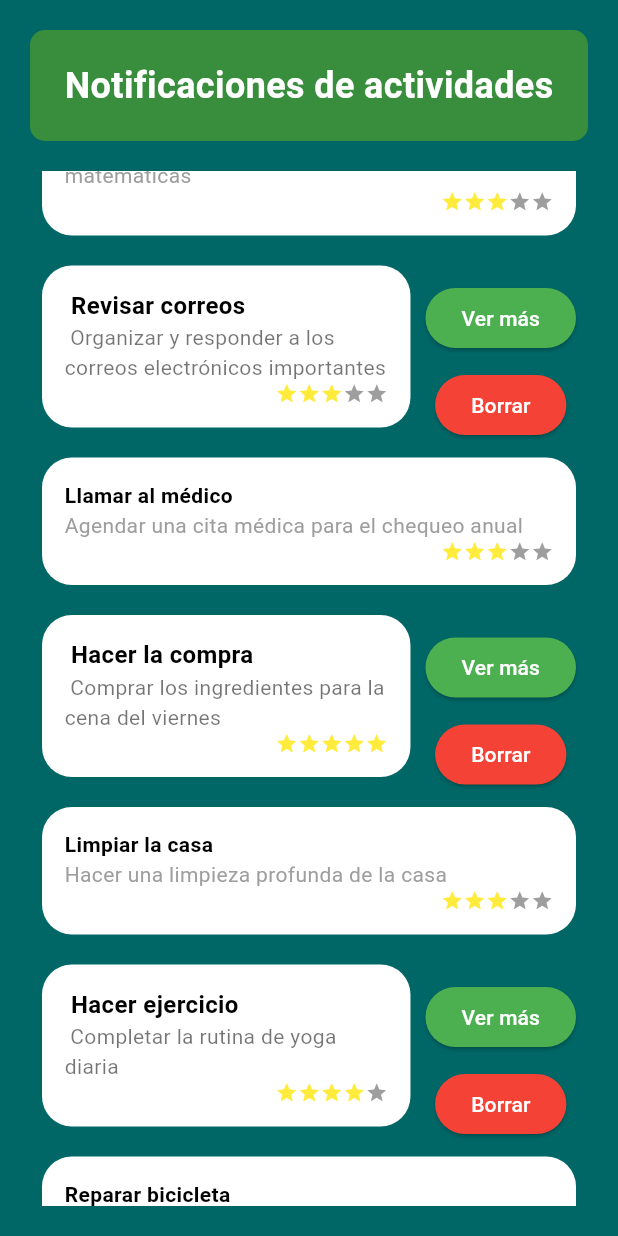
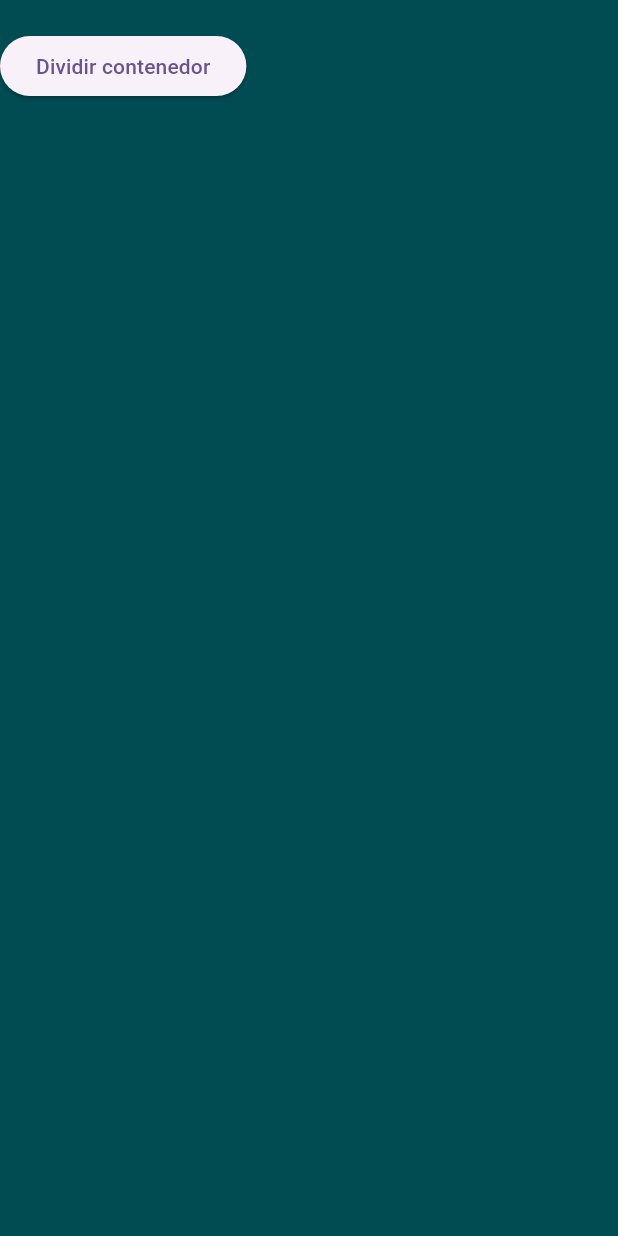
Before and after one commit to Fundamentos-Moviles/examen-i-Daniel-Ruiz271, a Flutter app: the Home screen opened directly, scrolled down 576 dp, after a tap on "Ver más", on a phone screen of 412 x 824 dp. Run offline on Flutter 3.47's test engine with Material 3 defaults, Android fonts, the phone set to English and light mode, and no system bars.

Commit message:
Ultimo commit

```diff
--- a/lib/home.dart
+++ b/lib/home.dart
@@ -1,7 +1,7 @@
 import 'package:flutter/material.dart';
 import 'package:examen1_rafd/utils/constants3.dart' as con;
 import 'package:examen1_rafd/utils/constants.dart';
-
+import 'package:examen1_rafd/more_info.dart';
 class Home extends StatefulWidget {
   const Home({super.key});
 
@@ -14,14 +14,19 @@ class _HomeState extends State<Home> {
 
   @override
   void initState() {
-    lista = List.from(con.listaExamen); // Crea una copia mutable de la lista original
+    lista = List.from(con.listaExamen);
     super.initState();
   }
 
   @override
   Widget build(BuildContext context) {
     return Scaffold(
-      backgroundColor: const Color(0xFF006666), // Color de fondo general
+      appBar: AppBar(
+        title: Center(
+            child: Text("Francisco Daniel Ruiz Arista"),
+        ),
+      ),
+      backgroundColor: fondo,
       body: Stack(
         children: [
           Padding(
@@ -32,21 +37,21 @@ class _HomeState extends State<Home> {
                 Container(
                   padding: const EdgeInsets.all(20.0),
                   decoration: BoxDecoration(
-                    color: Colors.green[700],
+                    color: Colors.white,
                     borderRadius: BorderRadius.circular(10),
                   ),
                   child: const Center(
                     child: Text(
                       'Notificaciones de actividades',
                       style: TextStyle(
-                        color: Colors.white,
+                        color: titulos,
                         fontWeight: FontWeight.bold,
                         fontSize: 24,
                       ),
                     ),
                   ),
                 ),
-                const SizedBox(height: 20), // Espacio debajo del encabezado
+                const SizedBox(height: 20),
 
                 Expanded(
 
@@ -55,9 +60,9 @@ class _HomeState extends State<Home> {
                     itemCount: lista.length,
                     itemBuilder: (BuildContext context, int index) {
                       var datos = lista[index].toString().split('#');
-                      bool showButtons = index % 2 != 0; // Solo muestra botones en tarjetas alternadas
-                      int numero = int.parse(datos[0].trim()); // Extraer el número
-                      bool esPar = numero % 2 == 0; // Verificar si el número es par
+                      bool showButtons = index % 2 != 0;
+                      int numero = int.parse(datos[0].trim());
+                      bool esPar = numero % 2 == 0;
 
                       return esPar
                           ? createCard(
@@ -69,6 +74,7 @@ class _HomeState extends State<Home> {
                         showButtons: showButtons,
                       )
                           : createdCard2(
+                        int.parse(datos[1].trim()),
                         datos[2].trim(),
                         datos[3].trim(),
                         int.parse(datos[0].trim()),
@@ -85,7 +91,7 @@ class _HomeState extends State<Home> {
     );
   }
 
-  Container createdCard2(String txtNegritas, String txt, int id, {required bool showButtons}) {
+  Container createdCard2(int numero, String txtNegritas, String txt, int id, {required bool showButtons}) {
     return Container(
       padding: const EdgeInsets.all(15.0),
       margin: const EdgeInsets.only(bottom: 20.0),
@@ -93,7 +99,25 @@ class _HomeState extends State<Home> {
         color: Colors.white,
         borderRadius: BorderRadius.circular(20),
       ),
-      child: Row(
+      child: GestureDetector(
+        onTap: () {
+          Navigator.push(context, MaterialPageRoute(builder: (context) => MoreInfo()));
+        },
+        child: Stack(
+          children: [
+            Positioned(
+              top: 0,
+              left: 0,
+              child: Text(
+                numero.toString(),
+                style: const TextStyle(
+                  color: Colors.grey,
+                  fontWeight: FontWeight.bold,
+                  fontSize: 14,
+                ),
+              ),
+            ),
+            Row(
               crossAxisAlignment: CrossAxisAlignment.start,
               children: [
                 Expanded(
@@ -101,6 +125,7 @@ class _HomeState extends State<Home> {
                   child: Column(
                     crossAxisAlignment: CrossAxisAlignment.start,
                     children: [
+                      const SizedBox(height: 20),
                       Text(txtNegritas, style: const TextStyle(color: Colors.black, fontWeight: FontWeight.bold)),
                       Text(txt, style: const TextStyle(color: Colors.grey)),
                       Row(
@@ -110,39 +135,169 @@ class _HomeState extends State<Home> {
                     ],
                   ),
                 ),
-          if (showButtons)
-            const SizedBox(width: 10), // Espacio entre texto y botones
-          if (showButtons)
+              ],
+            ),
+          ],
+        ),
+      ),
+    );
+  }
+
+
+  void showSnackBar(String texto, int duracion) {
+    final snackBar = SnackBar(
+      content: Text(texto),
+      duration: Duration(seconds: duracion),
+      action: SnackBarAction(
+        onPressed: () {},
+        label: 'Cerrar',
+      ),
+    );
+    ScaffoldMessenger.of(context).showSnackBar(snackBar);
+  }
+
+  List<Widget> buildStars(int numEstrellas) {
+    List<Widget> stars = [];
+    for (int i = 0; i < 5; i++) {
+      stars.add(Icon(
+        Icons.star,
+        size: 15,
+        color: i < numEstrellas ? Colors.yellow : Colors.grey,
+      ));
+    }
+    return stars;
+  }
+}
+
+class createCard extends StatefulWidget {
+  final String txtNegritas;
+  final String txtNormal1;
+  final int numEstrellas;
+  final String numero;
+  final String id;
+  final bool showButtons;
+
+  const createCard({
+    super.key,
+    required this.txtNegritas,
+    required this.txtNormal1,
+    required this.numEstrellas,
+    required this.numero,
+    required this.id,
+    required this.showButtons,
+  });
+
+  @override
+  _createCardState createState() => _createCardState();
+}
+
+class _createCardState extends State<createCard> {
+  bool _isVisible = true;
+
+  @override
+  Widget build(BuildContext context) {
+    if (!_isVisible) {
+      return const SizedBox.shrink();
+    }
+
+    return Row(
+      children: [
+        Expanded(
+          flex: 8,
+          child: Container(
+            padding: const EdgeInsets.all(15.0),
+            margin: const EdgeInsets.only(bottom: 20.0),
+            decoration: BoxDecoration(
+              color: Colors.white,
+              borderRadius: BorderRadius.circular(20),
+            ),
+            child: Stack(
+              children: [
+                Positioned(
+                  top: 0,
+                  left: 0,
+                  child: Text(
+                    widget.numero,
+                    style: const TextStyle(
+                      color: Colors.grey,
+                      fontWeight: FontWeight.bold,
+                      fontSize: 14,
+                    ),
+                  ),
+                ),
+                Column(
+                  crossAxisAlignment: CrossAxisAlignment.start,
+                  children: [
+                    const SizedBox(height: 20),
+                    Text(
+                      widget.txtNegritas,
+                      style: const TextStyle(
+                        color: Colors.black,
+                        fontWeight: FontWeight.bold,
+                        fontSize: 16,
+                      ),
+                    ),
+                    Text(
+                      widget.txtNormal1,
+                      style: const TextStyle(color: Colors.black54),
+                    ),
+                    Row(
+                      mainAxisAlignment: MainAxisAlignment.end,
+                      children: buildStars(widget.numEstrellas),
+                    ),
+                  ],
+                ),
+              ],
+            ),
+          ),
+        ),
+        if (widget.showButtons)
+          const SizedBox(width: 10),
+        if (widget.showButtons)
           Column(
             children: [
               ElevatedButton(
                 onPressed: () {
-                    print("Ver más detalles del id: $id");
+                  Navigator.push(context, MaterialPageRoute(builder: (context) => const MoreInfo()));
                 },
                 style: ElevatedButton.styleFrom(
                   backgroundColor: Colors.green,
                   foregroundColor: Colors.white,
                 ),
-                  child: const Text("Ver más"),
+                child: Row(
+                  mainAxisSize: MainAxisSize.min,
+                  children: [
+                    const Icon(Icons.edit),
+                    const SizedBox(width: 5),
+                    const Text("Ver más"),
+                  ],
                 ),
+              ),
+
               const SizedBox(height: 10),
               ElevatedButton(
                 onPressed: () {
                   setState(() {
-                      lista.removeAt(id - 1);
-                      showSnackBar('Se eliminó el elemento con el id: $id', 15);
+                    _isVisible = false;
+                    showSnackBar('Se eliminó la tarjeta con ID: ${widget.id}', 3);
                   });
                 },
                 style: ElevatedButton.styleFrom(
-                    backgroundColor: Colors.red,
+                  backgroundColor: Colors.green,
                   foregroundColor: Colors.white,
                 ),
-                  child: const Text("Borrar"),
+                child: Row(
+                  mainAxisSize: MainAxisSize.min,
+                  children: [
+                    const Icon(Icons.delete),
+                    const SizedBox(width: 5),
+                    const Text("Borrar"),
+                  ],
+                ),
               ),
             ],
           ),
       ],
-      ),
     );
   }
 
@@ -163,109 +318,10 @@ class _HomeState extends State<Home> {
     for (int i = 0; i < 5; i++) {
       stars.add(Icon(
         Icons.star,
-        size: 15, // Tamaño más pequeño para las estrellas
+        size: 15,
         color: i < numEstrellas ? Colors.yellow : Colors.grey,
       ));
     }
     return stars;
   }
 }
-
-class createCard extends StatelessWidget {
-  final String txtNegritas;
-  final String txtNormal1;
-  final int numEstrellas;
-  final String numero;
-  final String id;
-  final bool showButtons; // Variable para mostrar botones
-
-  const createCard({
-    super.key,
-    required this.txtNegritas,
-    required this.txtNormal1,
-    required this.numEstrellas,
-    required this.numero,
-    required this.id,
-    required this.showButtons,
-  });
-
-  @override
-  Widget build(BuildContext context) {
-    return Row(
-      children: [
-        Expanded(
-          flex: 8,
-          child: Container(
-            padding: const EdgeInsets.all(15.0),
-            margin: const EdgeInsets.only(bottom: 20.0),
-            decoration: BoxDecoration(
-              color: Colors.white,
-              borderRadius: BorderRadius.circular(20),
-            ),
-            child: Column(
-              crossAxisAlignment: CrossAxisAlignment.start,
-              children: [
-                Text(
-                  txtNegritas,
-                  style: const TextStyle(
-                    color: Colors.black,
-                    fontWeight: FontWeight.bold,
-                    fontSize: 16,
-                  ),
-                ),
-                Text(
-                  txtNormal1,
-                  style: const TextStyle(color: Colors.black54),
-                ),
-                Row(
-                  mainAxisAlignment: MainAxisAlignment.end, // Estrellas alineadas a la derecha
-                  children: buildStars(numEstrellas),
-                ),
-              ],
-            ),
-          ),
-        ),
-        if (showButtons)
-          const SizedBox(width: 10), // Espacio entre tarjeta y botones
-        if (showButtons)
-          Column(
-            children: [
-              ElevatedButton(
-                onPressed: () {
-                  print("Ver más detalles del id: $id");
-                },
-                style: ElevatedButton.styleFrom(
-                  backgroundColor: Colors.green,
-                  foregroundColor: Colors.white,
-                ),
-                child: const Text("Ver más"),
-              ),
-              const SizedBox(height: 10),
-              ElevatedButton(
-                onPressed: () {
-                  print("Eliminar elemento con id: $id");
-                },
-                style: ElevatedButton.styleFrom(
-                  backgroundColor: Colors.red,
-                  foregroundColor: Colors.white,
-                ),
-                child: const Text("Borrar"),
-              ),
-            ],
-          ),
-      ],
-    );
-  }
-
-  List<Widget> buildStars(int numEstrellas) {
-    List<Widget> stars = [];
-    for (int i = 0; i < 5; i++) {
-      stars.add(Icon(
-        Icons.star,
-        size: 15, // Tamaño más pequeño para las estrellas
-        color: i < numEstrellas ? Colors.yellow : Colors.grey,
-      ));
-    }
-    return stars;
-  }
-}
--- /dev/null
+++ b/lib/more_info.dart
@@ -0,0 +1,74 @@
+import 'package:examen1_rafd/utils/constants.dart';
+import 'package:flutter/material.dart';
+
+class MoreInfo extends StatefulWidget {
+  const MoreInfo({super.key});
+
+  @override
+  State<MoreInfo> createState() => _MoreInfoState();
+}
+
+class _MoreInfoState extends State<MoreInfo> {
+  List<int> divisions = [];
+
+  @override
+  Widget build(BuildContext context) {
+    return Scaffold(
+      backgroundColor: fondo,
+      body: Column(
+        children: [
+          Padding(
+            padding: const EdgeInsets.symmetric(vertical: 20),
+            child: ElevatedButton(
+              onPressed: _addContainer,
+              child: const Text("Dividir contenedor"),
+            ),
+          ),
+          if (divisions.isNotEmpty)
+            Expanded(
+              child: ListView.builder(
+                itemCount: divisions.length,
+                itemBuilder: (context, index) {
+                  return _buildRow(divisions[index]);
+                },
+              ),
+            ),
+        ],
+      ),
+    );
+  }
+
+  void _addContainer() {
+    setState(() {
+      if (divisions.isEmpty || divisions.last == 12) {
+        divisions.add(1);
+      } else {
+        divisions[divisions.length - 1]++;
+      }
+    });
+  }
+
+  Widget _buildRow(int numDivisions) {
+    return Row(
+      children: List.generate(
+        numDivisions,
+            (index) => Expanded(
+          child: Container(
+            height: 50,
+            color: _getColor(index),
+            margin: const EdgeInsets.all(2.0),
+          ),
+        ),
+      ),
+    );
+  }
+
+  Color _getColor(int index) {
+    List<Color> colors = [
+      Colors.green,
+      Colors.white,
+      Colors.red,
+    ];
+    return colors[index % colors.length];
+  }
+}
```
Also changed, not shown: lib/login.dart (+1 -8 lines). Lines whose indentation alone changed are shown as unchanged.
